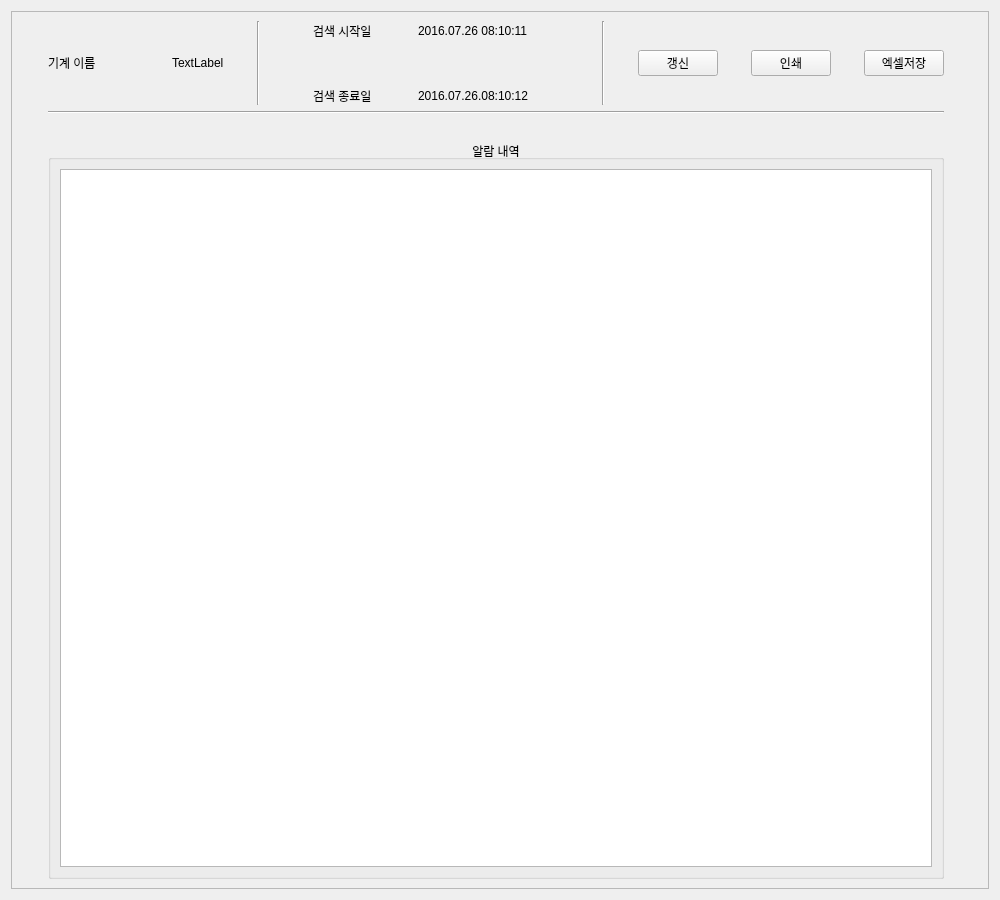
Qt form alarmlogshow.ui (good7zzang/QT_DBA) before a commit.
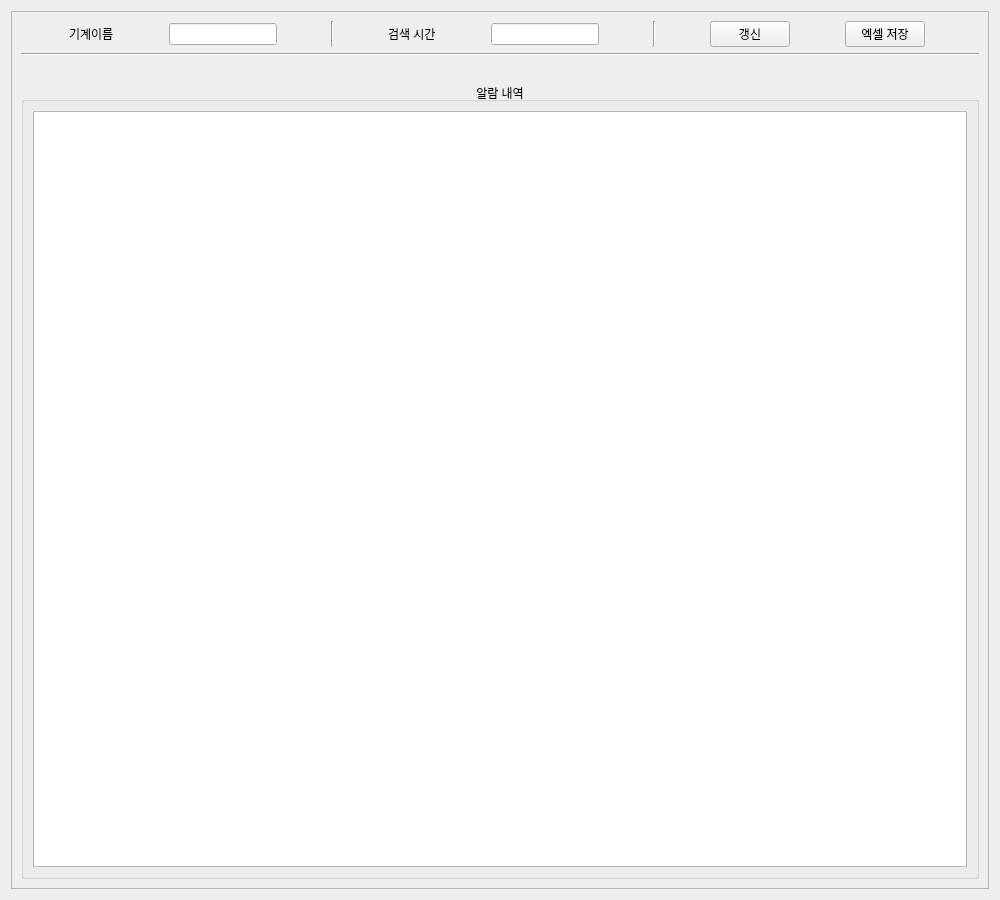
The same form after that commit.

The edit to the form file:
```diff
--- a/alarmlogshow.ui
+++ b/alarmlogshow.ui
@@ -10,6 +10,12 @@
     <height>900</height>
    </rect>
   </property>
+  <property name="sizePolicy">
+   <sizepolicy hsizetype="Preferred" vsizetype="Preferred">
+    <horstretch>0</horstretch>
+    <verstretch>0</verstretch>
+   </sizepolicy>
+  </property>
   <property name="windowTitle">
    <string>Form</string>
   </property>
@@ -29,96 +35,7 @@
        </rect>
       </property>
       <layout class="QGridLayout" name="gridLayout_2">
-       <item row="0" column="2">
-        <spacer name="horizontalSpacer_4">
-         <property name="orientation">
-          <enum>Qt::Horizontal</enum>
-         </property>
-         <property name="sizeType">
-          <enum>QSizePolicy::Maximum</enum>
-         </property>
-         <property name="sizeHint" stdset="0">
-          <size>
-           <width>10</width>
-           <height>20</height>
-          </size>
-         </property>
-        </spacer>
-       </item>
-       <item row="0" column="6">
-        <widget class="Line" name="line_2">
-         <property name="orientation">
-          <enum>Qt::Vertical</enum>
-         </property>
-        </widget>
-       </item>
-       <item row="0" column="3">
-        <widget class="QLabel" name="label_2">
-         <property name="sizePolicy">
-          <sizepolicy hsizetype="Maximum" vsizetype="Preferred">
-           <horstretch>0</horstretch>
-           <verstretch>0</verstretch>
-          </sizepolicy>
-         </property>
-         <property name="text">
-          <string>TextLabel</string>
-         </property>
-        </widget>
-       </item>
-       <item row="0" column="7">
-        <widget class="QPushButton" name="pushButton">
-         <property name="sizePolicy">
-          <sizepolicy hsizetype="Maximum" vsizetype="Fixed">
-           <horstretch>0</horstretch>
-           <verstretch>0</verstretch>
-          </sizepolicy>
-         </property>
-         <property name="text">
-          <string>갱신</string>
-         </property>
-        </widget>
-       </item>
-       <item row="1" column="1" colspan="9">
-        <widget class="Line" name="line_3">
-         <property name="orientation">
-          <enum>Qt::Horizontal</enum>
-         </property>
-        </widget>
-       </item>
-       <item row="0" column="4">
-        <widget class="Line" name="line">
-         <property name="orientation">
-          <enum>Qt::Vertical</enum>
-         </property>
-        </widget>
-       </item>
-       <item row="0" column="8">
-        <widget class="QPushButton" name="pushButton_2">
-         <property name="sizePolicy">
-          <sizepolicy hsizetype="Maximum" vsizetype="Fixed">
-           <horstretch>0</horstretch>
-           <verstretch>0</verstretch>
-          </sizepolicy>
-         </property>
-         <property name="text">
-          <string>인쇄</string>
-         </property>
-        </widget>
-       </item>
-       <item row="0" column="9">
-        <widget class="QPushButton" name="pushButton_3">
-         <property name="sizePolicy">
-          <sizepolicy hsizetype="Maximum" vsizetype="Fixed">
-           <horstretch>0</horstretch>
-           <verstretch>0</verstretch>
-          </sizepolicy>
-         </property>
-         <property name="text">
-          <string>엑셀저장</string>
-         </property>
-        </widget>
-       </item>
-       <item row="3" column="1" colspan="9">
+       <item row="3" column="1" colspan="2">
         <widget class="QGroupBox" name="groupBox">
          <property name="title">
           <string>알람 내역</string>
@@ -133,78 +50,110 @@
           <item row="0" column="0">
            <layout class="QGridLayout" name="gridLayout_4">
             <item row="0" column="0">
-             <widget class="QTableView" name="tableView"/>
+             <widget class="QTableWidget" name="Ta_Alarmlist">
+              <property name="layoutDirection">
+               <enum>Qt::LeftToRight</enum>
+              </property>
+              <property name="editTriggers">
+               <set>QAbstractItemView::AnyKeyPressed|QAbstractItemView::EditKeyPressed</set>
+              </property>
+              <property name="textElideMode">
+               <enum>Qt::ElideRight</enum>
+              </property>
+              <property name="verticalScrollMode">
+               <enum>QAbstractItemView::ScrollPerItem</enum>
+              </property>
+              <property name="sortingEnabled">
+               <bool>false</bool>
+              </property>
+              <attribute name="horizontalHeaderDefaultSectionSize">
+               <number>170</number>
+              </attribute>
+              <attribute name="horizontalHeaderMinimumSectionSize">
+               <number>30</number>
+              </attribute>
+             </widget>
             </item>
            </layout>
           </item>
          </layout>
         </widget>
        </item>
-       <item row="0" column="5">
+       <item row="2" column="1">
+        <spacer name="verticalSpacer_2">
+         <property name="orientation">
+          <enum>Qt::Vertical</enum>
+         </property>
+         <property name="sizeType">
+          <enum>QSizePolicy::Maximum</enum>
+         </property>
+         <property name="sizeHint" stdset="0">
+          <size>
+           <width>20</width>
+           <height>20</height>
+          </size>
+         </property>
+        </spacer>
+       </item>
+       <item row="0" column="1">
         <layout class="QGridLayout" name="gridLayout_3">
-         <item row="2" column="3">
-          <widget class="QLabel" name="label_6">
-           <property name="text">
-            <string>2016.07.26.08:10:12</string>
-           </property>
-          </widget>
-         </item>
-         <item row="0" column="1">
-          <widget class="QLabel" name="label_3">
-           <property name="sizePolicy">
-            <sizepolicy hsizetype="Maximum" vsizetype="Preferred">
-             <horstretch>0</horstretch>
-             <verstretch>0</verstretch>
-            </sizepolicy>
-           </property>
-           <property name="text">
-            <string>검색 시작일</string>
-           </property>
-          </widget>
-         </item>
-         <item row="0" column="3">
-          <widget class="QLabel" name="label_4">
-           <property name="sizePolicy">
-            <sizepolicy hsizetype="Maximum" vsizetype="Preferred">
-             <horstretch>0</horstretch>
-             <verstretch>0</verstretch>
-            </sizepolicy>
-           </property>
-           <property name="text">
-            <string>2016.07.26 08:10:11</string>
-           </property>
-          </widget>
-         </item>
-         <item row="2" column="1">
-          <widget class="QLabel" name="label_5">
-           <property name="text">
-            <string>검색 종료일</string>
-           </property>
-          </widget>
-         </item>
-         <item row="1" column="1">
-          <spacer name="verticalSpacer">
-           <property name="orientation">
-            <enum>Qt::Vertical</enum>
-           </property>
-           <property name="sizeType">
-            <enum>QSizePolicy::Maximum</enum>
-           </property>
-           <property name="sizeHint" stdset="0">
-            <size>
-             <width>20</width>
-             <height>40</height>
-            </size>
-           </property>
-          </spacer>
-         </item>
          <item row="0" column="2">
-          <spacer name="horizontalSpacer_2">
+          <spacer name="horizontalSpacer">
            <property name="orientation">
             <enum>Qt::Horizontal</enum>
            </property>
-           <property name="sizeType">
-            <enum>QSizePolicy::Maximum</enum>
+           <property name="sizeHint" stdset="0">
+            <size>
+             <width>40</width>
+             <height>20</height>
+            </size>
+           </property>
+          </spacer>
+         </item>
+         <item row="0" column="1">
+          <widget class="QLabel" name="label">
+           <property name="text">
+            <string>기계이름</string>
+           </property>
+          </widget>
+         </item>
+         <item row="0" column="10">
+          <spacer name="horizontalSpacer_5">
+           <property name="orientation">
+            <enum>Qt::Horizontal</enum>
+           </property>
+           <property name="sizeHint" stdset="0">
+            <size>
+             <width>40</width>
+             <height>20</height>
+            </size>
+           </property>
+          </spacer>
+         </item>
+         <item row="0" column="11">
+          <widget class="Line" name="line_2">
+           <property name="orientation">
+            <enum>Qt::Vertical</enum>
+           </property>
+          </widget>
+         </item>
+         <item row="0" column="14">
+          <spacer name="horizontalSpacer_8">
+           <property name="orientation">
+            <enum>Qt::Horizontal</enum>
+           </property>
+           <property name="sizeHint" stdset="0">
+            <size>
+             <width>40</width>
+             <height>20</height>
+            </size>
+           </property>
+          </spacer>
+         </item>
+         <item row="0" column="16">
+          <spacer name="horizontalSpacer_7">
+           <property name="orientation">
+            <enum>Qt::Horizontal</enum>
            </property>
            <property name="sizeHint" stdset="0">
             <size>
@@ -215,28 +164,109 @@
           </spacer>
          </item>
          <item row="0" column="0">
+          <spacer name="horizontalSpacer_6">
+           <property name="orientation">
+            <enum>Qt::Horizontal</enum>
+           </property>
+           <property name="sizeHint" stdset="0">
+            <size>
+             <width>40</width>
+             <height>20</height>
+            </size>
+           </property>
+          </spacer>
+         </item>
+         <item row="0" column="5">
+          <widget class="Line" name="line">
+           <property name="orientation">
+            <enum>Qt::Vertical</enum>
+           </property>
+          </widget>
+         </item>
+         <item row="0" column="15">
+          <widget class="QPushButton" name="pushButton_2">
+           <property name="text">
+            <string>엑셀 저장</string>
+           </property>
+          </widget>
+         </item>
+         <item row="0" column="3">
+          <widget class="QLineEdit" name="Li_MachineName">
+           <property name="alignment">
+            <set>Qt::AlignCenter</set>
+           </property>
+           <property name="readOnly">
+            <bool>true</bool>
+           </property>
+          </widget>
+         </item>
+         <item row="0" column="9">
+          <widget class="QLineEdit" name="LI_Date">
+           <property name="alignment">
+            <set>Qt::AlignCenter</set>
+           </property>
+           <property name="readOnly">
+            <bool>true</bool>
+           </property>
+          </widget>
+         </item>
+         <item row="0" column="12">
           <spacer name="horizontalSpacer_3">
            <property name="orientation">
             <enum>Qt::Horizontal</enum>
            </property>
-           <property name="sizeType">
-            <enum>QSizePolicy::Maximum</enum>
+           <property name="sizeHint" stdset="0">
+            <size>
+             <width>40</width>
+             <height>20</height>
+            </size>
            </property>
+          </spacer>
+         </item>
+         <item row="0" column="7">
+          <widget class="QLabel" name="label_2">
+           <property name="text">
+            <string>검색 시간</string>
+           </property>
+          </widget>
+         </item>
+         <item row="0" column="13">
+          <widget class="QPushButton" name="pushButton">
+           <property name="text">
+            <string>갱신</string>
+           </property>
+          </widget>
+         </item>
+         <item row="0" column="6">
+          <spacer name="horizontalSpacer_2">
+           <property name="orientation">
+            <enum>Qt::Horizontal</enum>
+           </property>
            <property name="sizeHint" stdset="0">
             <size>
-             <width>20</width>
+             <width>40</width>
              <height>20</height>
             </size>
            </property>
           </spacer>
          </item>
          <item row="0" column="4">
-          <spacer name="horizontalSpacer">
+          <spacer name="horizontalSpacer_4">
            <property name="orientation">
             <enum>Qt::Horizontal</enum>
            </property>
-           <property name="sizeType">
-            <enum>QSizePolicy::Maximum</enum>
+           <property name="sizeHint" stdset="0">
+            <size>
+             <width>40</width>
+             <height>20</height>
+            </size>
+           </property>
+          </spacer>
+         </item>
+         <item row="0" column="8">
+          <spacer name="horizontalSpacer_9">
+           <property name="orientation">
+            <enum>Qt::Horizontal</enum>
            </property>
            <property name="sizeHint" stdset="0">
             <size>
@@ -248,32 +278,16 @@
          </item>
         </layout>
        </item>
-       <item row="2" column="1">
-        <spacer name="verticalSpacer_2">
-         <property name="orientation">
-          <enum>Qt::Vertical</enum>
-         </property>
-         <property name="sizeType">
-          <enum>QSizePolicy::Maximum</enum>
-         </property>
-         <property name="sizeHint" stdset="0">
-          <size>
-           <width>20</width>
-           <height>20</height>
-          </size>
-         </property>
-        </spacer>
-       </item>
-       <item row="0" column="1">
-        <widget class="QLabel" name="label">
+       <item row="1" column="1" colspan="2">
+        <widget class="Line" name="line_3">
          <property name="sizePolicy">
-          <sizepolicy hsizetype="Maximum" vsizetype="Preferred">
+          <sizepolicy hsizetype="Expanding" vsizetype="Fixed">
            <horstretch>0</horstretch>
            <verstretch>0</verstretch>
           </sizepolicy>
          </property>
-         <property name="text">
-          <string>기계 이름</string>
+         <property name="orientation">
+          <enum>Qt::Horizontal</enum>
          </property>
         </widget>
        </item>
```
